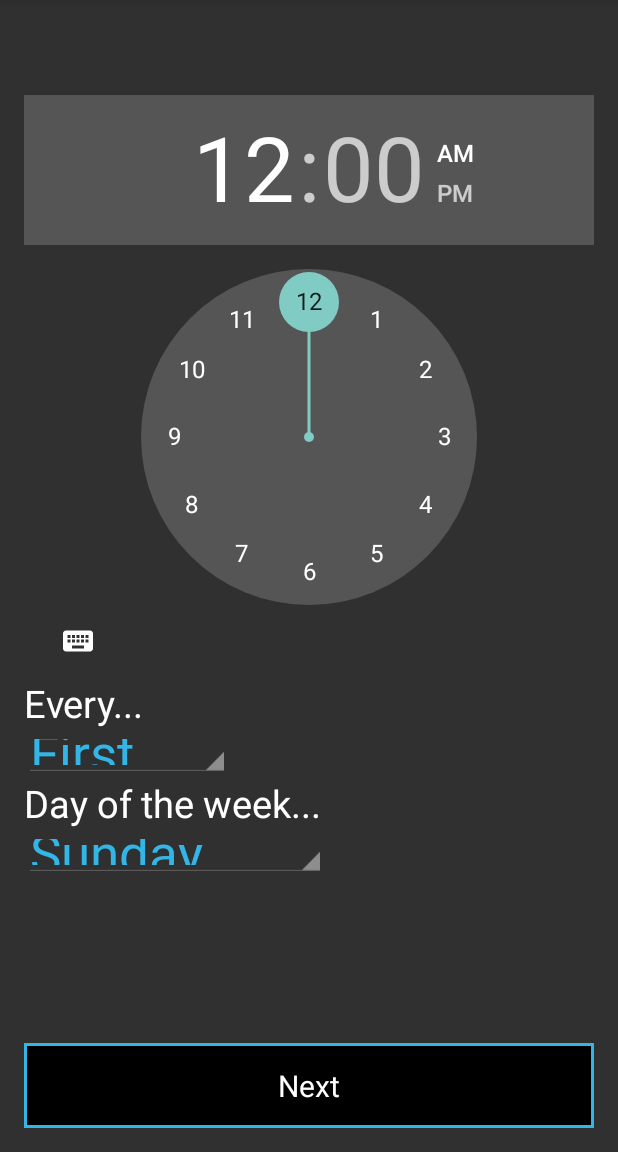
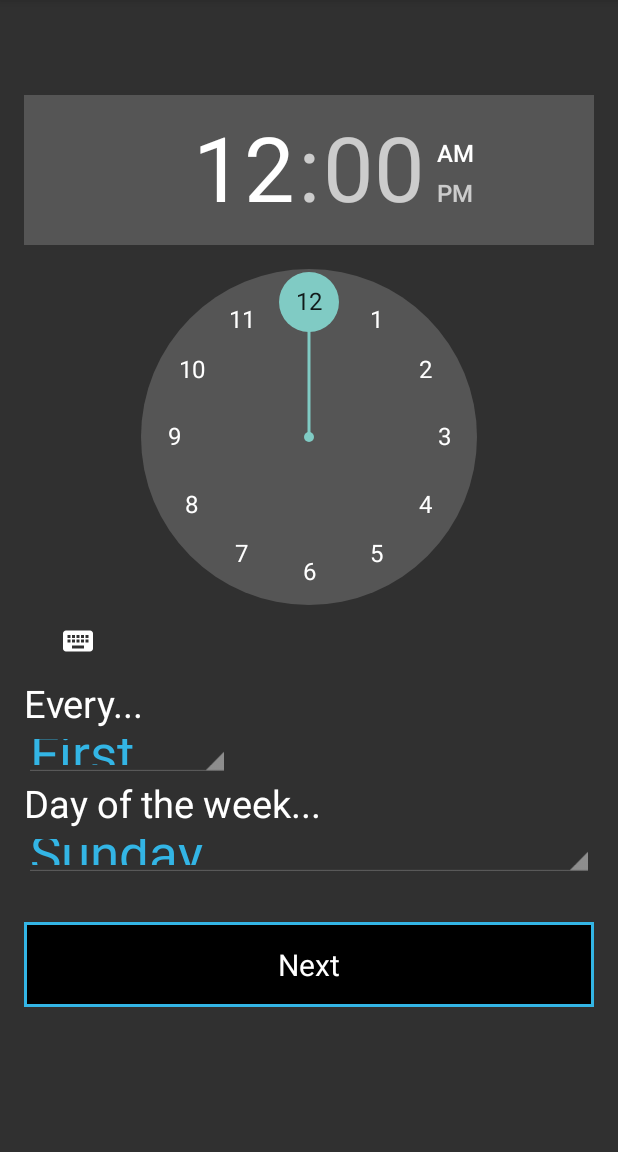
Before and after one commit to lpandori/RemindMe, an Android app: the EditMonthly screen opened directly, with no data from a screen before it, on a phone screen of 412 x 824 dp, the part 84-1236 px from its top. Run offline under Robolectric (Android 15) with nearby library versions, the phone set to English and light mode, and no system bars; 7 statements that could not run were skipped.

Commit message:
fixed UI for small Nexus 5 screens

```diff
--- a/app/src/main/res/layout/edit_monthly.xml
+++ b/app/src/main/res/layout/edit_monthly.xml
@@ -1,6 +1,12 @@
 <?xml version="1.0" encoding="utf-8"?>
-<RelativeLayout xmlns:android="http://schemas.android.com/apk/res/android"
-    android:orientation="vertical" android:layout_width="match_parent"
+
+<ScrollView
+    xmlns:android="http://schemas.android.com/apk/res/android"
+    android:layout_width="fill_parent"
+    android:layout_height="fill_parent" >
+
+<RelativeLayout
+    android:layout_width="match_parent"
     android:layout_height="match_parent"
     android:paddingBottom="@dimen/activity_vertical_margin"
     android:paddingLeft="@dimen/activity_horizontal_margin"
@@ -51,9 +57,10 @@
     <Spinner
         android:layout_below="@id/day_week"
         android:id = "@+id/day_of_week"
-        android:layout_width="wrap_content"
+        android:layout_width="match_parent"
         android:layout_height="wrap_content"
-        style="@android:style/Widget.Holo.Spinner" />
+        style="@android:style/Widget.Holo.Spinner"
+        android:layout_marginBottom="30dp" />
 
     <Button
         style="@style/actionbutton"
@@ -61,5 +68,8 @@
         android:text = "Next"
         android:layout_width="fill_parent"
         android:layout_height="wrap_content"
+        android:layout_below="@+id/day_of_week"
         android:layout_alignParentBottom="true"/>
 </RelativeLayout>
+
+    </ScrollView>
```
Also changed, not shown: app/src/main/res/layout/edit_daily.xml (+9 -2 lines), app/src/main/res/layout/edit_weekly.xml (+12 -3 lines).
